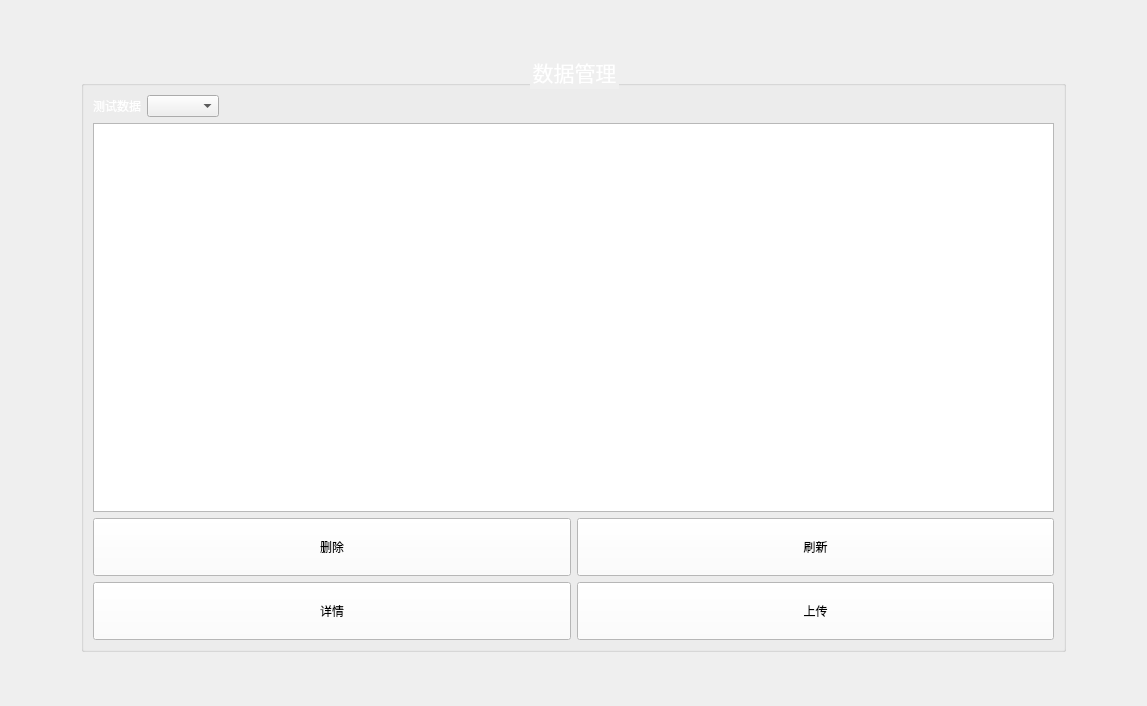
First picture: the form in App/Page/data.ui, repository bjc123321/30KWZFDZZJCY, before the edit.
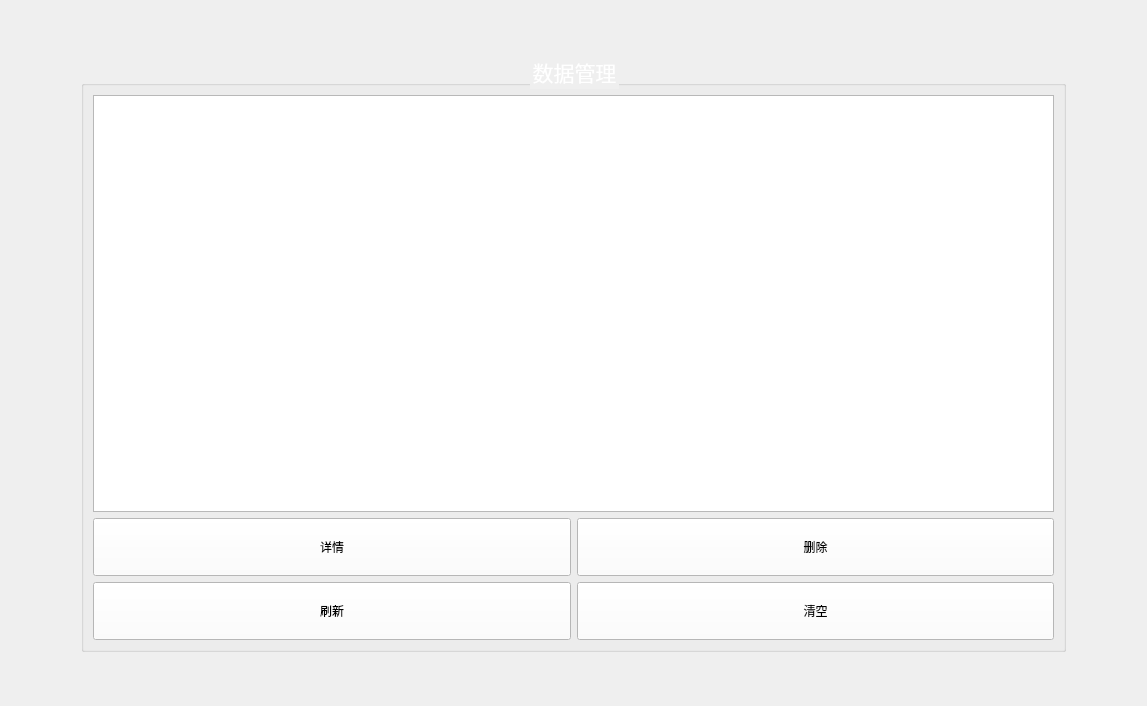
Second picture: the form after the edit.

Commit message: 优化了数据库管理模块、增加级联删除功能

What changed in the file:
```diff
--- a/App/Page/data.ui
+++ b/App/Page/data.ui
@@ -108,31 +108,7 @@
      </property>
      <layout class="QGridLayout" name="gridLayout_2">
       <item row="0" column="0" colspan="2">
-       <layout class="QHBoxLayout" name="horizontalLayout">
-        <item>
-         <widget class="QLabel" name="label">
-          <property name="text">
-           <string>测试数据</string>
-          </property>
-         </widget>
-        </item>
-        <item>
-         <widget class="QComboBox" name="comboBox"/>
-        </item>
-        <item>
-         <spacer name="horizontalSpacer_3">
-          <property name="orientation">
-           <enum>Qt::Horizontal</enum>
-          </property>
-          <property name="sizeHint" stdset="0">
-           <size>
-            <width>40</width>
-            <height>20</height>
-           </size>
-          </property>
-         </spacer>
-        </item>
-       </layout>
+       <layout class="QHBoxLayout" name="horizontalLayout"/>
       </item>
       <item row="1" column="0" colspan="2">
        <widget class="QTableView" name="tableView">
@@ -144,10 +120,10 @@
         </property>
        </widget>
       </item>
-      <item row="3" column="1">
+      <item row="4" column="1">
        <widget class="QPushButton" name="pushButton_3">
         <property name="text">
-         <string>上传</string>
+         <string>清空</string>
         </property>
        </widget>
       </item>
@@ -158,20 +134,20 @@
         </property>
        </widget>
       </item>
-      <item row="2" column="0">
-       <widget class="QPushButton" name="pushButton">
-        <property name="text">
-         <string>删除</string>
-        </property>
-       </widget>
-      </item>
-      <item row="2" column="1">
+      <item row="4" column="0">
        <widget class="QPushButton" name="pushButton_4">
         <property name="text">
          <string>刷新</string>
         </property>
        </widget>
       </item>
+      <item row="3" column="1">
+       <widget class="QPushButton" name="pushButton">
+        <property name="text">
+         <string>删除</string>
+        </property>
+       </widget>
+      </item>
      </layout>
     </widget>
    </item>
```
The commit also changes 21 other files.
